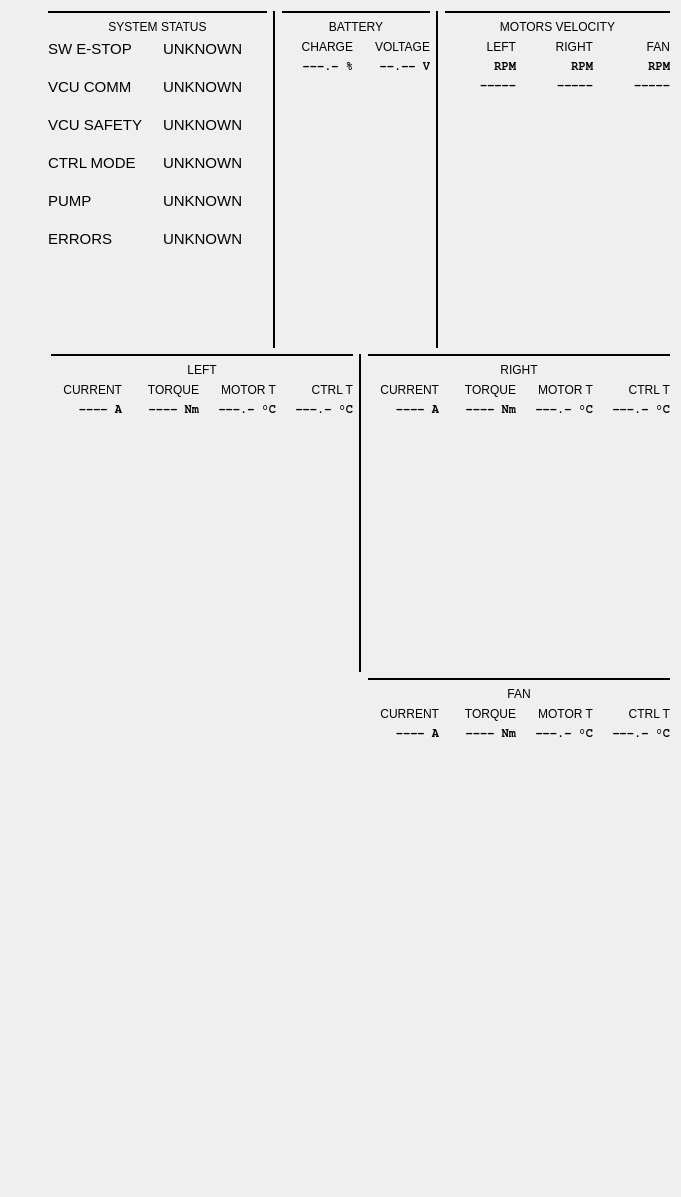
Qt form asb_rviz_plugins/resources/asb.ui (AIRLab-POLIMI/AgroSenseBot) before a commit.
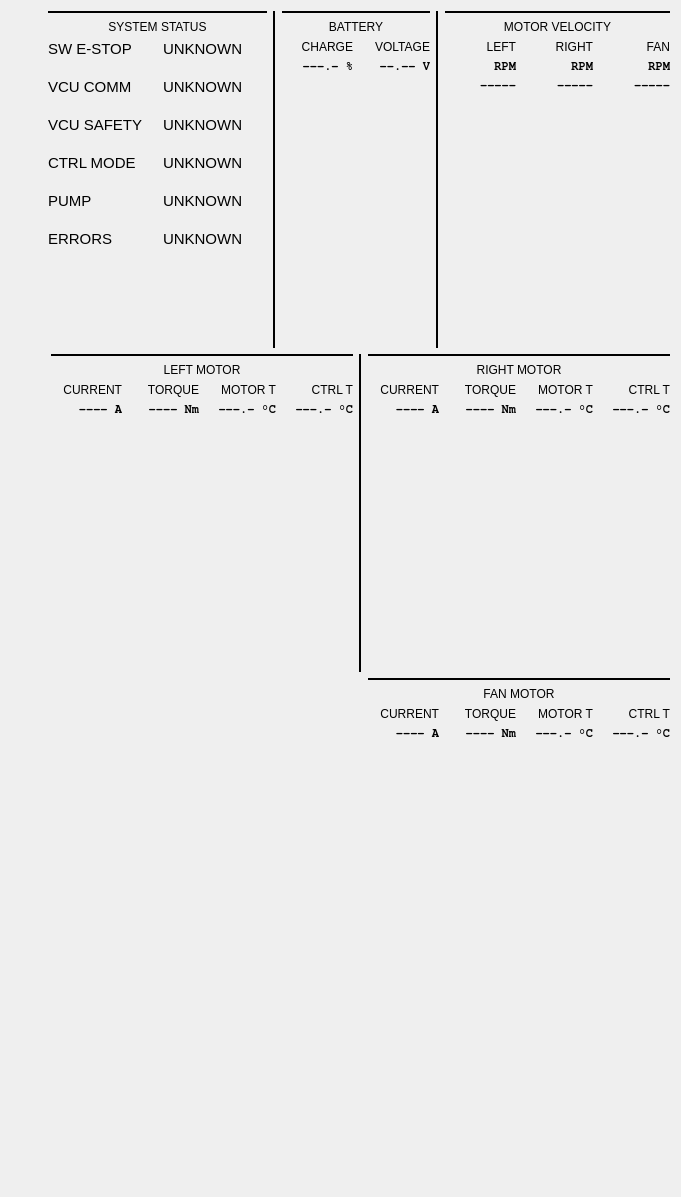
The same form after that commit. Custom widgets are drawn as their Qt base class.

Commit message: added setpoint viz in ui

```diff
--- a/asb_rviz_plugins/resources/asb.ui
+++ b/asb_rviz_plugins/resources/asb.ui
@@ -762,7 +762,7 @@
          <item>
           <widget class="QLabel" name="motors_velocity_label">
            <property name="text">
-            <string>MOTORS VELOCITY</string>
+            <string>MOTOR VELOCITY</string>
            </property>
            <property name="alignment">
             <set>Qt::AlignCenter</set>
@@ -1531,7 +1531,7 @@
             </size>
            </property>
            <property name="text">
-            <string>LEFT</string>
+            <string>LEFT MOTOR</string>
            </property>
            <property name="alignment">
             <set>Qt::AlignCenter</set>
@@ -2334,7 +2334,7 @@
             </size>
            </property>
            <property name="text">
-            <string>RIGHT</string>
+            <string>RIGHT MOTOR</string>
            </property>
            <property name="alignment">
             <set>Qt::AlignCenter</set>
@@ -3135,7 +3135,7 @@
             </size>
            </property>
            <property name="text">
-            <string>FAN</string>
+            <string>FAN MOTOR</string>
            </property>
            <property name="alignment">
             <set>Qt::AlignCenter</set>
```
Left out of the diff: 1377 changed lines with no effect on the pictures. The commit also changes 4 other files.
